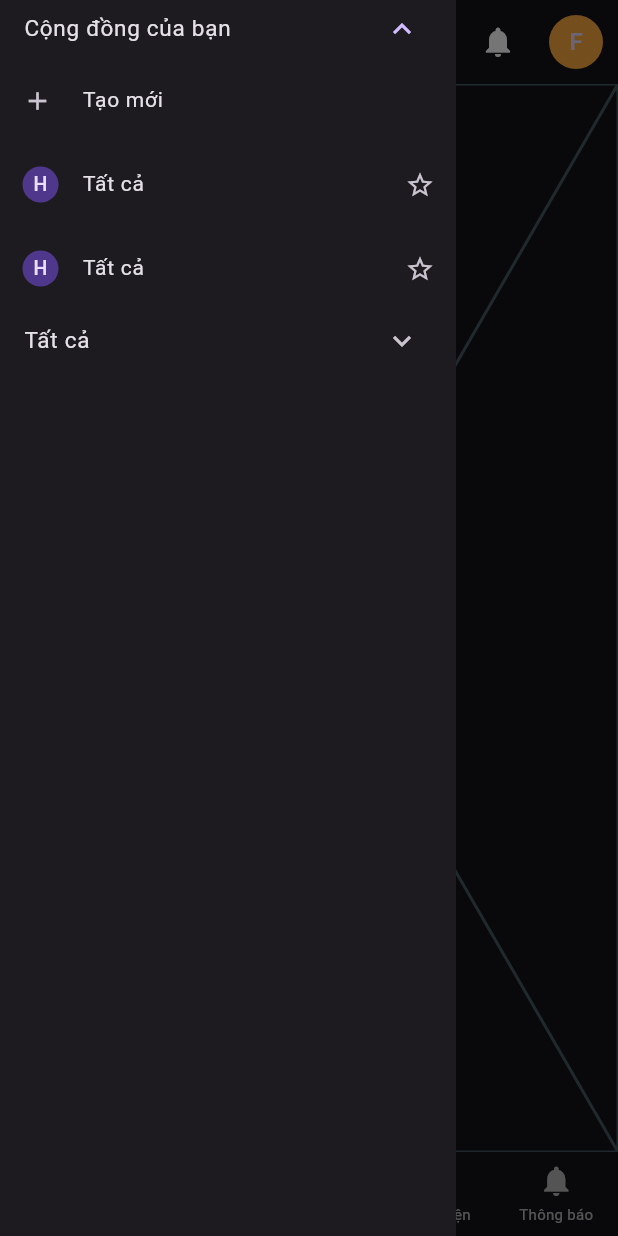
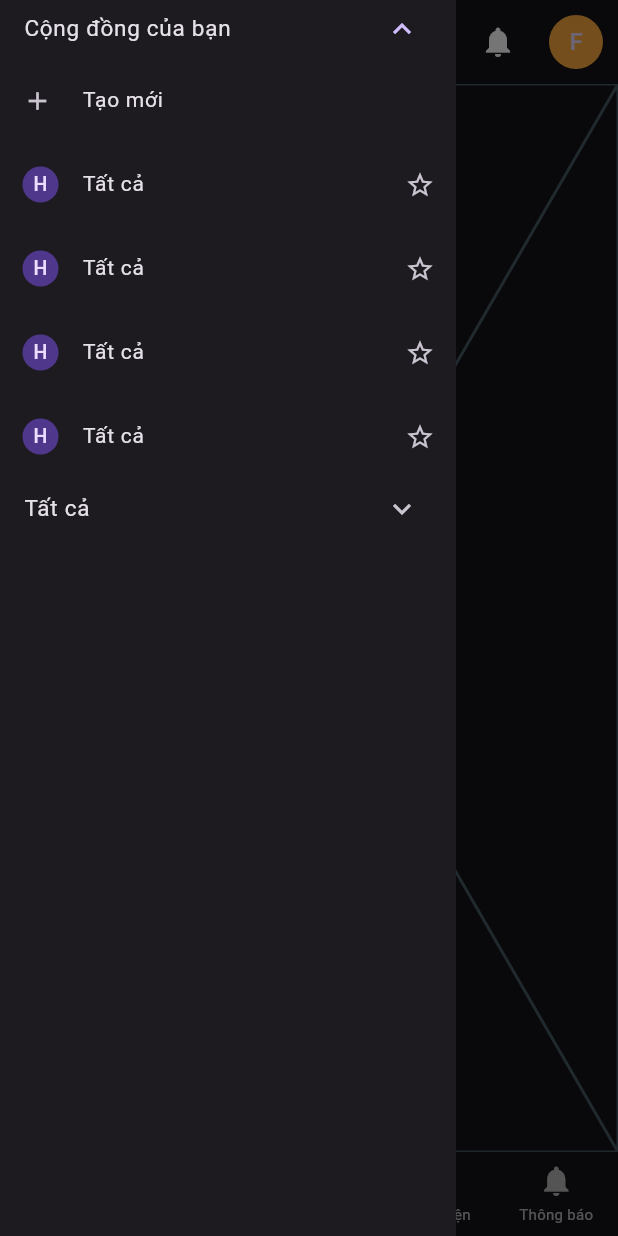
Before and after one commit to chuminhduc5/Fitora_mobile_app, a Flutter app: the screen it shows after launch, item 2 of the bottom bar chosen, in the side drawer, after a tap on the "star border" icon, on a phone screen of 412 x 824 dp. Run offline on Flutter 3.47's test engine with Material 3 defaults, Android fonts, the phone set to English and light mode, and no system bars; our stand-ins replace bloc, connectivity_plus, dartz, dio, easy_localization, equatable and 5 more.

```diff
--- a/lib/common/widgets/drawer/left_drawer/left_drawer.dart
+++ b/lib/common/widgets/drawer/left_drawer/left_drawer.dart
@@ -1,4 +1,12 @@
+import 'package:fitora_mobile_app/common/widgets/drawer/left_drawer/left_drawer_option.dart';
 import 'package:flutter/material.dart';
+
+final List<Map<String, dynamic>> _option = [
+  {"title": "Tất cả", "icon": Icons.star_border},
+  {"title": "Tất cả", "icon": Icons.star_border},
+  {"title": "Tất cả", "icon": Icons.star_border},
+  {"title": "Tất cả", "icon": Icons.star_border},
+];
 
 Widget leftDrawer() {
   return Drawer(
@@ -24,26 +32,7 @@ Widget leftDrawer() {
               title: const Text('Tạo mới', style: TextStyle(fontSize: 14),),
               onTap: () {},
             ),
-            ListTile(
-              contentPadding: const EdgeInsets.only(left: 15),
-              leading: const CircleAvatar(
-                radius: 12,
-                child: Text('H', style: TextStyle(fontSize: 13),),
-              ),
-              title: const Text('Tất cả', style: TextStyle(fontSize: 14),),
-              trailing: IconButton(onPressed: () {}, icon: const Icon(Icons.star_border, size: 20,),),
-              onTap: () {},
-            ),
-            ListTile(
-              contentPadding: const EdgeInsets.only(left: 15),
-              leading: const CircleAvatar(
-                radius: 12,
-                child: Text('H', style: TextStyle(fontSize: 13),),
-              ),
-              title: const Text('Tất cả', style: TextStyle(fontSize: 14),),
-              trailing: IconButton(onPressed: () {}, icon: const Icon(Icons.star_border, size: 20,),),
-              onTap: () {},
-            ),
+            ..._option.map((i) => leftDrawerOption(i["icon"], i["title"], (){})),
           ],
         ),
         ExpansionTile(
--- /dev/null
+++ b/lib/common/widgets/drawer/left_drawer/left_drawer_option.dart
@@ -0,0 +1,14 @@
+import 'package:flutter/material.dart';
+
+Widget leftDrawerOption(IconData? icon, String title, Function()? onPressed) {
+  return ListTile(
+    contentPadding: const EdgeInsets.only(left: 15),
+    leading: const CircleAvatar(
+      radius: 12,
+      child: Text('H', style: TextStyle(fontSize: 13),),
+    ),
+    title: Text(title, style: const TextStyle(fontSize: 14),),
+    trailing: IconButton(onPressed: (){}, icon: Icon(icon, size: 20,),),
+    onTap: onPressed,
+  );
+}
```
Also changed, not shown: lib/common/widgets/article/article_card.dart (+132 -0 lines).
